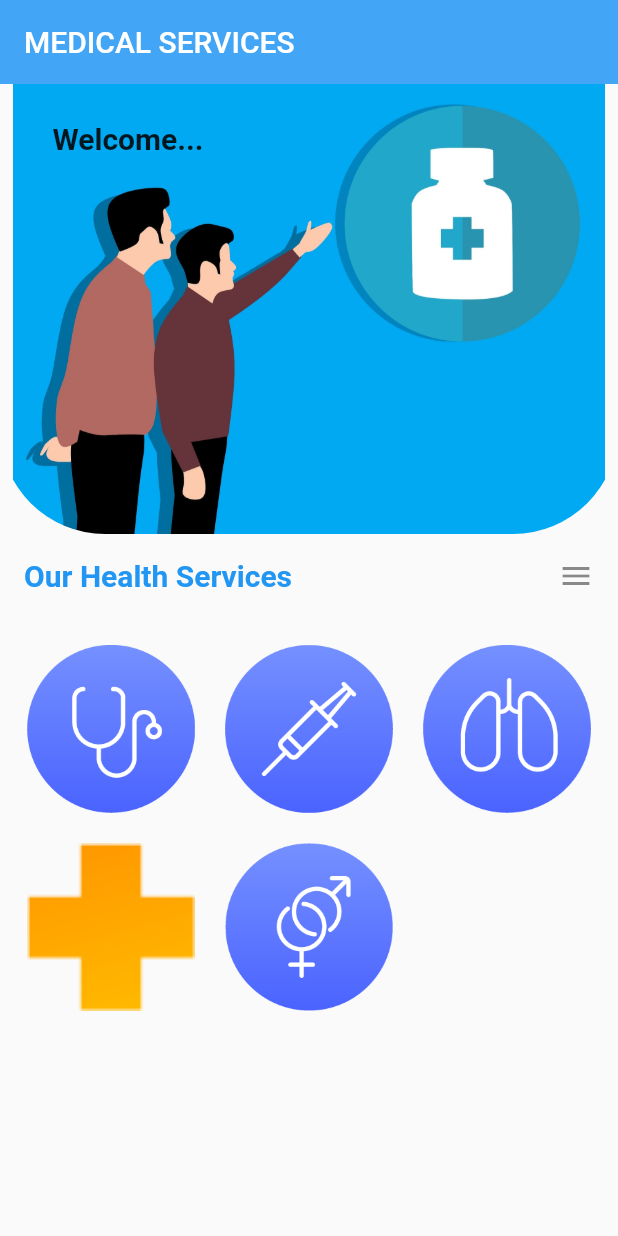
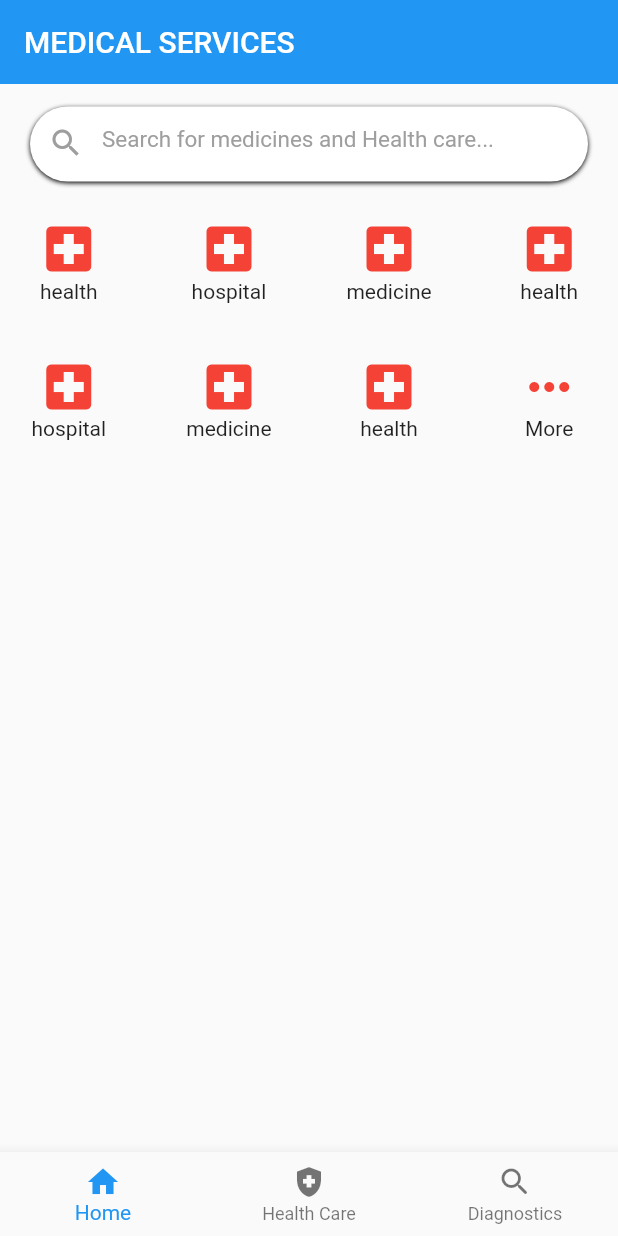
Before and after one commit to Sharan-ayush08/front_page_ui, a Flutter app: the screen it shows after launch, on a phone screen of 412 x 824 dp. Run offline on Flutter 3.47's test engine with Material 2 defaults, Android fonts, the phone set to English and light mode, and no system bars; our stand-ins replace bottom_navy_bar, google_fonts.

Commit message:
Some changes made

```diff
--- a/lib/screens/front_page.dart
+++ b/lib/screens/front_page.dart
@@ -1,4 +1,5 @@
 import 'package:flutter/material.dart';
+import 'package:front_page_ui/screens/drugs.dart';
 import 'package:front_page_ui/screens/page_elements.dart';
 import 'package:bottom_navy_bar/bottom_navy_bar.dart';
 
@@ -10,80 +11,117 @@ class Frontpage extends StatefulWidget {
 }
 
 class _FrontpageState extends State<Frontpage> {
-  final List<String> _listItem = [
-    "assets/icons/general_practice.png",
-    "assets/icons/immunisation.png",
-    "assets/icons/specialist.png",
-    "assets/icons/logo.png",
-    "assets/icons/sexual_health.png",
+  final List _listItem = [
+    // Icon(Icons.local_hospital),
+    // Icon(Icons.medical_services),
+    // Icon(Icons.mediation),
+    // Icon(Icons.local_hospital),
+    // Icon(Icons.local_hospital),
+    // Icon(Icons.local_hospital),
+    // Icon(Icons.local_hospital),
+    // Icon(Icons.local_hospital),
+    Icons.local_hospital,
+    Icons.local_hospital,
+    Icons.local_hospital,
+    Icons.local_hospital,
+    Icons.local_hospital,
+    Icons.local_hospital,
+    Icons.local_hospital,
+    Icons.more_horiz,
   ];
-  final List<String> _names = [
-    "Genral Practice",
-    "Immunisation",
-    "Specialist",
-    "Meds",
-    "Health",
+  final List<String> _text = [
+    "health",
+    "hospital",
+    "medicine",
+    "health",
+    "hospital",
+    "medicine",
+    "health",
+    "More",
   ];
+
   int currentBarItem = 0;
   @override
   Widget build(BuildContext context) {
     return Scaffold(
-      // backgroundColor: Colors.blue,
       appBar: AppBar(
-        backgroundColor: Colors.blue[400],
         elevation: 0,
         title: Text("MEDICAL SERVICES"),
       ),
       body: Column(
         children: [
           Container(
-            height: 300,
-            width: double.infinity,
-            decoration: BoxDecoration(
-              borderRadius: BorderRadius.only(
-                bottomLeft: Radius.circular(70.0),
-                bottomRight: Radius.circular(70.0),
+            child: Container(
+              margin: EdgeInsets.symmetric(horizontal: 20, vertical: 15),
+              height: 50,
+              decoration: BoxDecoration(
+                borderRadius: BorderRadius.circular(50),
+                color: Colors.white,
+                boxShadow: [
+                  BoxShadow(offset: Offset(0, 1), blurRadius: 2),
+                ],
               ),
-              image: DecorationImage(
-                image: AssetImage("assets/icons/medical.jpg"),
-              ),
-            ),
-            child: Padding(
-              padding: const EdgeInsets.only(top: 25.0, left: 35.0),
-              child: Text(
-                "Welcome...",
-                style: TextStyle(fontSize: 20.0, fontWeight: FontWeight.bold),
+              child: TextField(
+                decoration: InputDecoration(
+                    border: InputBorder.none,
+                    prefixIcon: Icon(
+                      Icons.search,
+                      color: Colors.grey,
+                    ),
+                    hintStyle: TextStyle(color: Colors.grey, fontSize: 15),
+                    hintText: "Search for medicines and Health care..."),
               ),
             ),
           ),
-          ListTile(
-            leading: Text(
-              "Our Health Services",
-              style: TextStyle(
-                  fontSize: 20.0,
-                  fontWeight: FontWeight.w700,
-                  color: Colors.blue),
-            ),
-            trailing: Icon(Icons.menu),
+          SizedBox(
+            height: 10.0,
           ),
-          Expanded(
-            child: Container(
-              child: GridView.count(
-                crossAxisCount: 3,
-                padding: EdgeInsets.all(18.0),
-                crossAxisSpacing: 20,
-                mainAxisSpacing: 20,
-                children: _listItem
-                    .map(
-                      (item) => Container(
-                        decoration: BoxDecoration(
-                            image: DecorationImage(
-                                image: AssetImage(item), fit: BoxFit.cover)),
-                      ),
-                    )
-                    .toList(),
+          Container(
+            height: 180.0,
+            child: Expanded(
+              flex: 1,
+              child: GridView.builder(
+                itemCount: _listItem.length,
+                gridDelegate: SliverGridDelegateWithFixedCrossAxisCount(
+                  crossAxisCount: 4,
+                  crossAxisSpacing: 15.0,
+                ),
+                itemBuilder: (BuildContext context, int index) {
+                  return Container(
+                    child: Column(
+                      children: <Widget>[
+                        InkWell(
+                            onTap: () {
+                              Navigator.push(
+                                  context,
+                                  MaterialPageRoute(
+                                      builder: (context) => ViewMedicines()));
+                            },
+                            child: Icon(_listItem[index],
+                                size: 40.0, color: Colors.red)),
+                        Text(_text[index])
+                      ],
+                    ),
+                  );
+                },
               ),
             ),
+          ),
+        ],
+      ),
+      bottomNavigationBar: BottomNavigationBar(
+        items: [
+          BottomNavigationBarItem(
+            icon: Icon(Icons.home),
+            label: "Home",
+          ),
+          BottomNavigationBarItem(
+            icon: Icon(Icons.health_and_safety),
+            label: "Health Care",
+          ),
+          BottomNavigationBarItem(
+            icon: Icon(Icons.search_rounded),
+            label: "Diagnostics",
           ),
         ],
       ),
```
